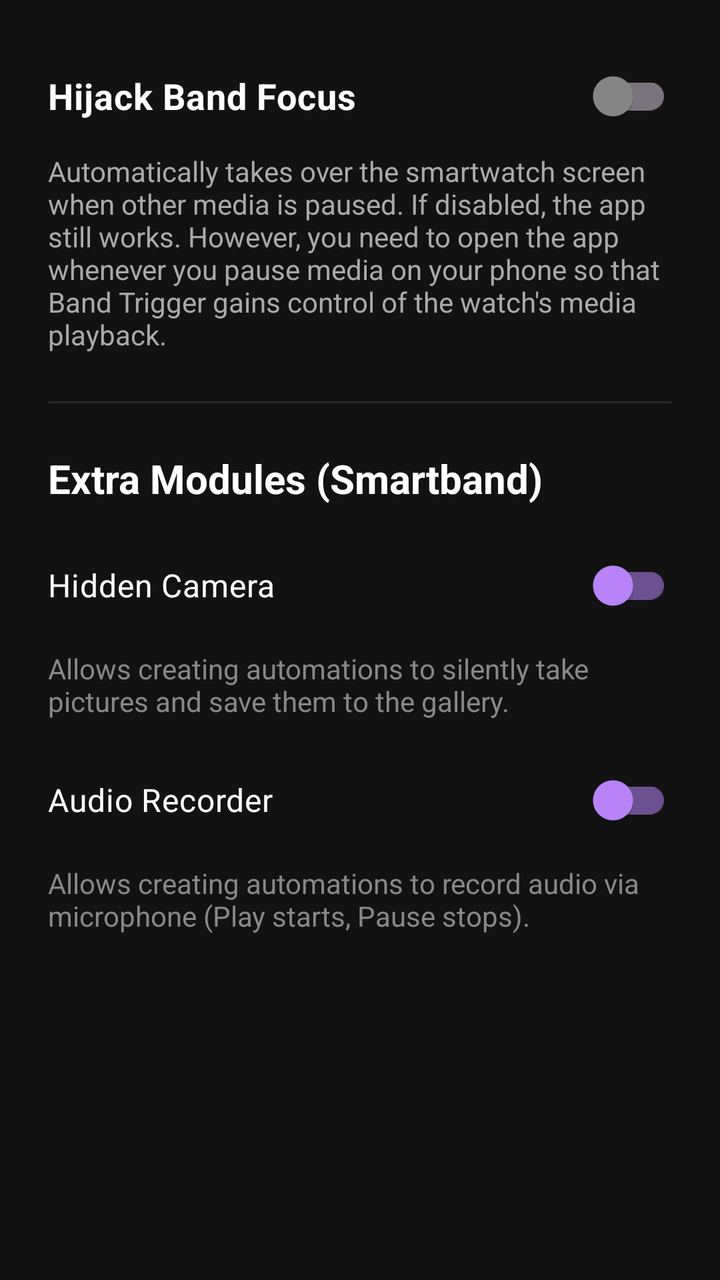
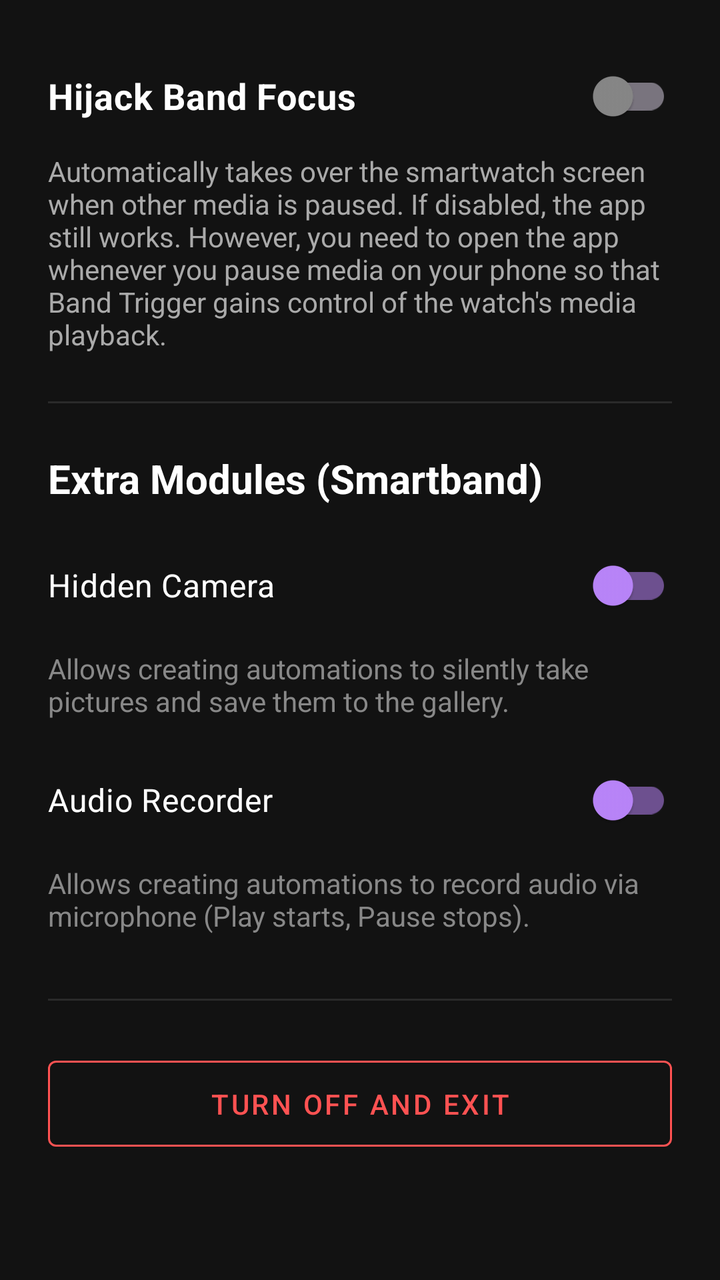

An Android layout rendered at two revisions. The XML below is the earlier revision; the diff shows what the commit changed to produce the second picture.
<!-- AndroidManifest.xml: application theme Theme.BandLightConnect -->
<!-- res/layout/fragment_settings.xml -->
<?xml version="1.0" encoding="utf-8"?>
<LinearLayout xmlns:android="http://schemas.android.com/apk/res/android"
    xmlns:app="http://schemas.android.com/apk/res-auto"
    android:layout_width="match_parent"
    android:layout_height="match_parent"
    android:background="#121212"
    android:orientation="vertical"
    android:padding="24dp">

    
    <com.google.android.material.switchmaterial.SwitchMaterial
        android:id="@+id/switchHijackFocus"
        android:layout_width="match_parent"
        android:layout_height="wrap_content"
        android:text="Hijack Band Focus"
        android:textColor="#FFFFFF"
        android:textSize="18sp"
        android:textStyle="bold"
        app:thumbTint="@color/bottom_nav_colors" />

    <TextView
        android:layout_width="match_parent"
        android:layout_height="wrap_content"
        android:layout_marginTop="4dp"
        android:text="Automatically takes over the smartwatch screen when other media is paused. If disabled, the app still works. However, you need to open the app whenever you pause media on your phone so that Band Trigger gains control of the watch's media playback."
        android:textColor="#AAAAAA"
        android:textSize="14sp" />

    
    <View
        android:layout_width="match_parent"
        android:layout_height="1dp"
        android:layout_marginTop="24dp"
        android:background="#2A2A2A" />

    
    <TextView
        android:layout_width="wrap_content"
        android:layout_height="wrap_content"
        android:layout_marginTop="24dp"
        android:text="Extra Modules (Smartband)"
        android:textColor="#FFFFFF"
        android:textSize="20sp"
        android:textStyle="bold" />

    
    <com.google.android.material.switchmaterial.SwitchMaterial
        android:id="@+id/switchHiddenCamera"
        android:layout_width="match_parent"
        android:layout_height="wrap_content"
        android:layout_marginTop="16dp"
        android:text="Hidden Camera"
        android:textColor="#FFFFFF"
        android:textSize="16sp"
        app:thumbTint="#BB86FC"
        app:trackTint="#88BB86FC" />

    <TextView
        android:layout_width="wrap_content"
        android:layout_height="wrap_content"
        android:layout_marginTop="8dp"
        android:text="Allows creating automations to silently take pictures and save them to the gallery."
        android:textColor="#888888"
        android:textSize="14sp" />

    
    <com.google.android.material.switchmaterial.SwitchMaterial
        android:id="@+id/switchAudioRecorder"
        android:layout_width="match_parent"
        android:layout_height="wrap_content"
        android:layout_marginTop="16dp"
        android:text="Audio Recorder"
        android:textColor="#FFFFFF"
        android:textSize="16sp"
        app:thumbTint="#BB86FC"
        app:trackTint="#88BB86FC" />

    <TextView
        android:layout_width="wrap_content"
        android:layout_height="wrap_content"
        android:layout_marginTop="8dp"
        android:text="Allows creating automations to record audio via microphone (Play starts, Pause stops)."
        android:textColor="#888888"
        android:textSize="14sp" />
</LinearLayout>
<!-- resources referenced by this layout -->
<resources>
  <style name="Theme.BandLightConnect" parent="Base.Theme.BandLightConnect" />
  <style name="Base.Theme.BandLightConnect" parent="Theme.Material3.DayNight.NoActionBar">
          
          
      </style>
</resources>

<!-- the commit's change to res/layout/fragment_settings.xml (unified diff, before → after) -->
@@ -82,4 +82,24 @@
         android:text="Allows creating automations to record audio via microphone (Play starts, Pause stops)."
         android:textColor="#888888"
         android:textSize="14sp" />
+
+    
+    <View
+        android:layout_width="match_parent"
+        android:layout_height="1dp"
+        android:layout_marginTop="32dp"
+        android:background="#2A2A2A" />
+
+    
+    <com.google.android.material.button.MaterialButton
+        android:id="@+id/btnExitApp"
+        style="@style/Widget.MaterialComponents.Button.OutlinedButton"
+        android:layout_width="match_parent"
+        android:layout_height="wrap_content"
+        android:layout_marginTop="24dp"
+        android:layout_marginBottom="24dp"
+        android:padding="12dp"
+        android:text="Turn Off and Exit"
+        android:textColor="#FF5252"
+        app:strokeColor="#FF5252" />
 </LinearLayout>
